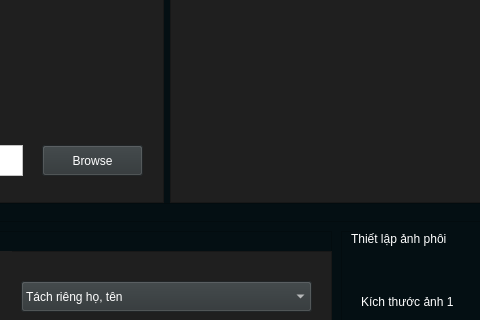
First picture: the form in upPhoiWindow.ui, repository TrinhThiBaoAnh/qt5-application, before the edit; both pictures show x 459 to 939 and y 257 to 577 of the 1252 by 789 pixel window.
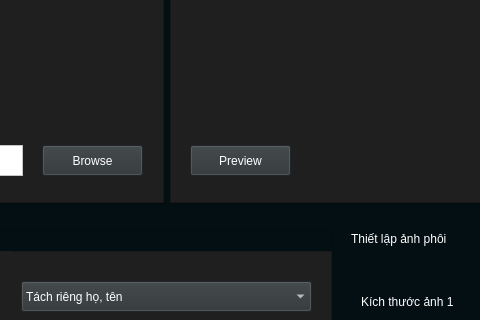
Second picture: the form after the edit.

What changed in the file:
```diff
--- a/upPhoiWindow.ui
+++ b/upPhoiWindow.ui
@@ -199,6 +199,23 @@
            <string>Video hướng dẫn</string>
           </property>
          </widget>
+         <widget class="QPushButton" name="btn_preview">
+          <property name="geometry">
+           <rect>
+            <x>20</x>
+            <y>390</y>
+            <width>101</width>
+            <height>31</height>
+           </rect>
+          </property>
+          <property name="styleSheet">
+           <string notr="true">background-color: rgb(46, 52, 54);
+color: rgb(255, 255, 255);</string>
+          </property>
+          <property name="text">
+           <string>Preview</string>
+          </property>
+         </widget>
         </widget>
        </item>
       </layout>
```
